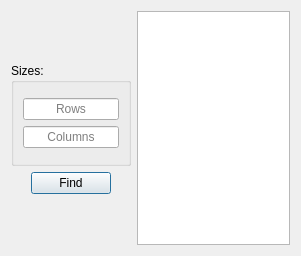
Old version of the form ui/FindMatrixDialog.ui in the repository yutkin/UI-MatrixManager.
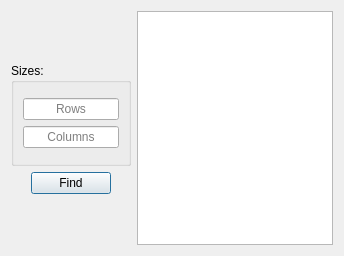
New version of the form.

```diff
--- a/ui/FindMatrixDialog.ui
+++ b/ui/FindMatrixDialog.ui
@@ -6,14 +6,20 @@
    <rect>
     <x>0</x>
     <y>0</y>
-    <width>301</width>
+    <width>344</width>
     <height>256</height>
    </rect>
   </property>
+  <property name="minimumSize">
+   <size>
+    <width>336</width>
+    <height>256</height>
+   </size>
+  </property>
   <property name="maximumSize">
    <size>
-    <width>400</width>
-    <height>300</height>
+    <width>344</width>
+    <height>256</height>
    </size>
   </property>
   <property name="windowTitle">
```
